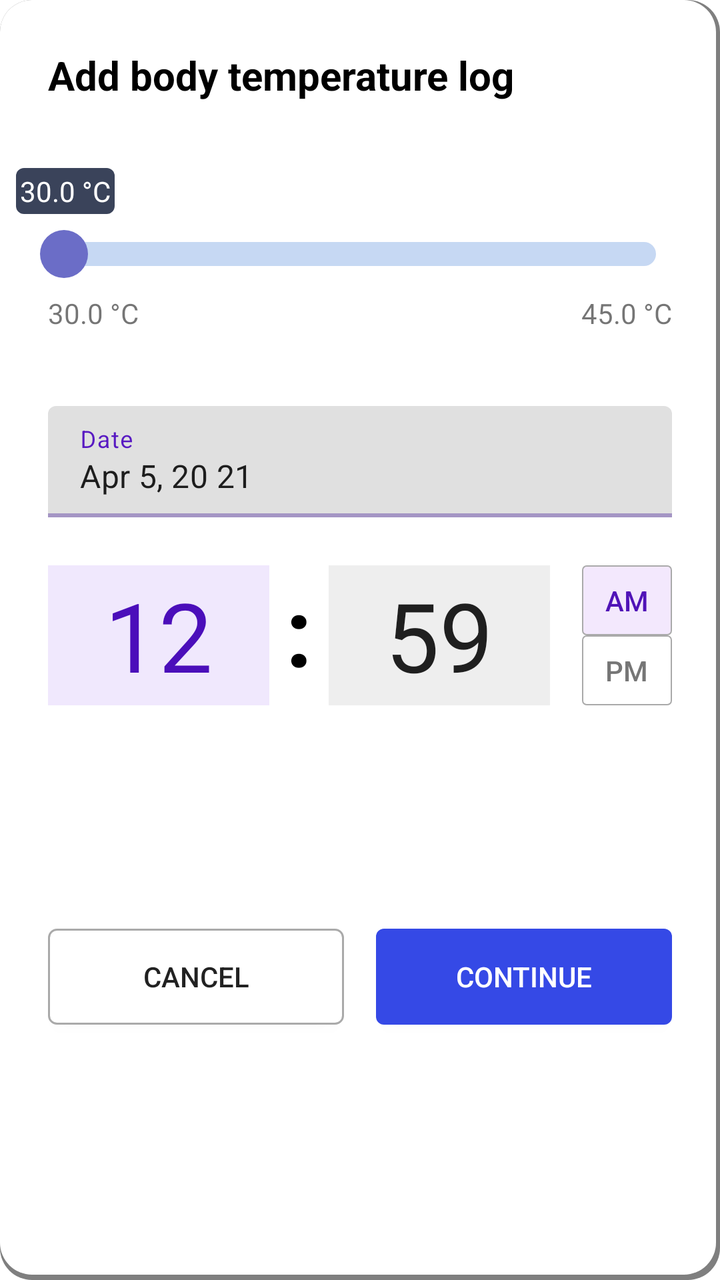
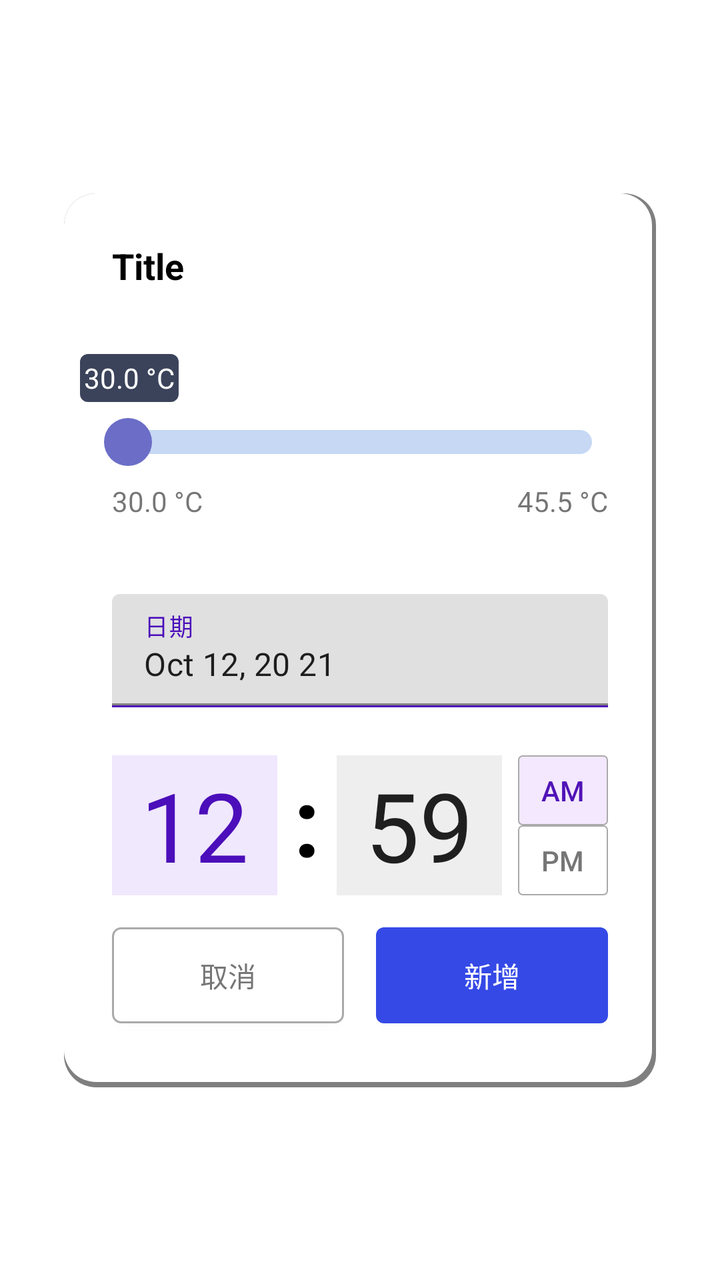

Before-and-after screenshots of an Android layout around one commit, followed by the original layout XML and the change that was made.
<!-- AndroidManifest.xml: application theme Theme.Covid_19Information2 -->
<!-- res/layout/body_log_dialog.xml -->
<?xml version="1.0" encoding="utf-8"?>
<androidx.constraintlayout.widget.ConstraintLayout xmlns:android="http://schemas.android.com/apk/res/android"
    xmlns:app="http://schemas.android.com/apk/res-auto"
    xmlns:tools="http://schemas.android.com/tools"
    android:layout_width="350dp"
    android:layout_height="wrap_content"
    android:background="@drawable/custom_textbox_view">

    <androidx.appcompat.widget.AppCompatButton
        android:id="@+id/continue_btn"
        android:layout_width="0dp"
        android:layout_height="wrap_content"
        android:layout_marginStart="8dp"
        android:layout_marginTop="16dp"
        android:layout_marginEnd="24dp"
        android:layout_marginBottom="32dp"
        android:background="@drawable/custom_comfirm_btn_view"
        android:text="Continue"
        android:textColor="@color/white"
        app:layout_constraintBottom_toBottomOf="parent"
        app:layout_constraintEnd_toEndOf="parent"
        app:layout_constraintStart_toEndOf="@+id/cancel_btn"
        app:layout_constraintTop_toBottomOf="@+id/min_tb" />

    <androidx.appcompat.widget.AppCompatButton
        android:id="@+id/pm_btn"
        android:layout_width="45dp"
        android:layout_height="35dp"
        android:layout_marginStart="16dp"
        android:layout_marginEnd="24dp"
        android:background="@drawable/custom_temperature_view"
        android:text="PM"
        android:textColor="@drawable/custom_temperature_text_color"
        app:layout_constraintEnd_toEndOf="parent"
        app:layout_constraintStart_toEndOf="@+id/min_tb"
        app:layout_constraintTop_toBottomOf="@+id/am_btn" />

    <com.google.android.material.textfield.TextInputEditText
        android:id="@+id/min_tb"
        android:layout_width="0dp"
        android:layout_height="70dp"
        android:layout_marginStart="8dp"
        android:layout_marginTop="24dp"
        android:background="#EEEEEE"
        android:ems="10"
        android:gravity="center"
        android:inputType="numberDecimal"
        android:text="59"
        android:textSize="48dp"
        app:layout_constraintEnd_toStartOf="@+id/pm_btn"
        app:layout_constraintStart_toEndOf="@+id/textView13"
        app:layout_constraintTop_toBottomOf="@+id/view3" />

    <TextView
        android:id="@+id/textView8"
        android:layout_width="wrap_content"
        android:layout_height="wrap_content"
        android:layout_marginStart="24dp"
        android:layout_marginTop="24dp"
        android:text="Add body temperature log"
        android:textColor="@color/black"
        android:textSize="20sp"
        android:textStyle="bold"
        app:layout_constraintStart_toStartOf="parent"
        app:layout_constraintTop_toTopOf="parent" />

    <androidx.appcompat.widget.AppCompatSeekBar
        android:id="@+id/temperature_sb"
        android:layout_width="0dp"
        android:layout_height="wrap_content"
        android:layout_marginStart="16dp"
        android:layout_marginTop="64dp"
        android:layout_marginEnd="16dp"
        android:max="450"
        android:maxHeight="12dp"
        android:min="300"
        android:progressDrawable="@drawable/custom_seekbar_style"
        android:splitTrack="false"
        android:thumb="@drawable/custom_seek_bar_thumb"
        app:layout_constraintEnd_toEndOf="parent"
        app:layout_constraintHorizontal_bias="0.5"
        app:layout_constraintStart_toStartOf="parent"
        app:layout_constraintTop_toBottomOf="@+id/textView8" />

    <TextView
        android:id="@+id/temperature_tv"
        android:layout_width="wrap_content"
        android:layout_height="wrap_content"
        android:layout_marginStart="8dp"
        android:layout_marginBottom="8dp"
        android:background="@drawable/custom_temperature_tv_view"
        android:padding="2dp"
        android:text="30.0 °C"
        android:textColor="@color/white"
        app:layout_constraintBottom_toTopOf="@+id/temperature_sb"
        app:layout_constraintStart_toStartOf="parent" />

    <TextView
        android:id="@+id/textView11"
        android:layout_width="wrap_content"
        android:layout_height="wrap_content"
        android:layout_marginStart="24dp"
        android:layout_marginTop="8dp"
        android:text="30.0 °C"
        app:layout_constraintStart_toStartOf="parent"
        app:layout_constraintTop_toBottomOf="@+id/temperature_sb" />

    <TextView
        android:id="@+id/textView12"
        android:layout_width="wrap_content"
        android:layout_height="wrap_content"
        android:layout_marginTop="8dp"
        android:layout_marginEnd="24dp"
        android:text="45.0 °C"
        app:layout_constraintEnd_toEndOf="parent"
        app:layout_constraintTop_toBottomOf="@+id/temperature_sb" />

    <com.google.android.material.textfield.TextInputLayout
        android:id="@+id/textInputLayout"
        android:layout_width="0dp"
        android:layout_height="wrap_content"
        android:layout_marginStart="24dp"
        android:layout_marginTop="64dp"
        android:layout_marginEnd="24dp"
        android:hint="Date"
        android:textColorHint="#5819C2"
        app:layout_constraintEnd_toEndOf="parent"
        app:layout_constraintHorizontal_bias="0.5"
        app:layout_constraintStart_toStartOf="parent"
        app:layout_constraintTop_toBottomOf="@+id/temperature_sb">

        <EditText
            android:id="@+id/date_tb"
            android:layout_width="match_parent"
            android:layout_height="wrap_content"
            android:focusable="false"
            android:text="Apr 5, 20 21" />

    </com.google.android.material.textfield.TextInputLayout>

    <View
        android:id="@+id/view3"
        android:layout_width="0dp"
        android:layout_height="2dp"
        android:background="#A495C4"
        app:layout_constraintBottom_toBottomOf="@+id/textInputLayout"
        app:layout_constraintEnd_toEndOf="@+id/textInputLayout"
        app:layout_constraintStart_toStartOf="@+id/textInputLayout" />

    <com.google.android.material.textfield.TextInputEditText
        android:id="@+id/hour_tb"
        android:layout_width="0dp"
        android:layout_height="70dp"
        android:layout_marginStart="24dp"
        android:layout_marginTop="24dp"
        android:layout_marginEnd="8dp"
        android:background="#F0E8FD"
        android:ems="10"
        android:gravity="center"
        android:inputType="number"
        android:text="12"
        android:textColor="#4B0EBA"
        android:textSize="48dp"
        app:layout_constraintEnd_toStartOf="@+id/textView13"
        app:layout_constraintStart_toStartOf="parent"
        app:layout_constraintTop_toBottomOf="@+id/view3" />

    <TextView
        android:id="@+id/textView13"
        android:layout_width="wrap_content"
        android:layout_height="70dp"
        android:layout_marginTop="24dp"
        android:text=":"
        android:textColor="@color/black"
        android:textSize="48dp"
        android:textStyle="bold"
        app:layout_constraintEnd_toStartOf="@+id/min_tb"
        app:layout_constraintStart_toEndOf="@+id/hour_tb"
        app:layout_constraintTop_toBottomOf="@+id/view3" />

    <androidx.appcompat.widget.AppCompatButton
        android:id="@+id/am_btn"
        android:layout_width="45dp"
        android:layout_height="35dp"
        android:layout_marginStart="16dp"
        android:layout_marginEnd="24dp"
        android:background="@drawable/custom_temperature_view"
        android:enabled="false"
        android:text="AM"
        android:textColor="@drawable/custom_temperature_text_color"
        app:layout_constraintEnd_toEndOf="parent"
        app:layout_constraintStart_toEndOf="@+id/min_tb"
        app:layout_constraintTop_toTopOf="@+id/min_tb" />

    <androidx.appcompat.widget.AppCompatButton
        android:id="@+id/cancel_btn"
        android:layout_width="0dp"
        android:layout_height="wrap_content"
        android:layout_marginStart="24dp"
        android:layout_marginTop="16dp"
        android:layout_marginEnd="8dp"
        android:layout_marginBottom="32dp"
        android:background="@drawable/custom_cancel_btn_view"
        android:text="Cancel"
        app:layout_constraintBottom_toBottomOf="parent"
        app:layout_constraintEnd_toStartOf="@+id/continue_btn"
        app:layout_constraintStart_toStartOf="parent"
        app:layout_constraintTop_toBottomOf="@+id/hour_tb" />


</androidx.constraintlayout.widget.ConstraintLayout>
<!-- resources referenced by this layout -->
<resources>
  <color name="black">#FF000000</color>
  <color name="white">#FFFFFFFF</color>
  <!-- drawable custom_comfirm_btn_view (drawable) -->
  <?xml version="1.0" encoding="utf-8"?>
  <selector xmlns:android="http://schemas.android.com/apk/res/android">
      <item android:state_pressed="false">
          <shape android:shape="rectangle">
              <corners android:radius="4dp"/>
              <solid android:color="#3549E6"/>
          </shape>
      </item>
      <item android:state_pressed="true">
          <shape android:shape="rectangle">
              <corners android:radius="4dp"/>
              <solid android:color="#2433A3"/>
          </shape>
      </item>
  </selector>
  <!-- drawable custom_seek_bar_thumb (drawable) -->
  <?xml version="1.0" encoding="utf-8"?>
  <layer-list xmlns:android="http://schemas.android.com/apk/res/android">
      <item>
          <shape android:shape="oval">
              <size android:width="24dp"
                  android:height="24dp"/>
              <solid android:color="#6B6DC7"/>
          </shape>
      </item>
  </layer-list>
  <!-- drawable custom_seekbar_style (drawable) -->
  <?xml version="1.0" encoding="utf-8"?>
  <selector xmlns:android="http://schemas.android.com/apk/res/android">
      <item>
          <layer-list>
              <item android:id="@android:id/background"
                  android:drawable="@drawable/custom_seekbar_track"/>
              <item android:id="@android:id/progress">
                  <clip android:drawable="@drawable/custom_seekbar_progress"/>
              </item>
          </layer-list>
      </item>
  </selector>
  <!-- drawable custom_temperature_text_color (drawable) -->
  <?xml version="1.0" encoding="utf-8"?>
  <selector xmlns:android="http://schemas.android.com/apk/res/android">
      <item android:state_enabled="false" android:color="#5013B7"/>
      <item android:state_enabled="true" android:color="#767676"/>
  </selector>
  <!-- drawable custom_temperature_tv_view (drawable) -->
  <?xml version="1.0" encoding="utf-8"?>
  <selector xmlns:android="http://schemas.android.com/apk/res/android">
      <item>
          <shape android:shape="rectangle">
              <corners android:radius="4dp"/>
              <solid android:color="#3A435A"/>
          </shape>
      </item>
  </selector>
  <style name="Theme.Covid_19Information2" parent="Theme.MaterialComponents.Light.NoActionBar">
          
          <item name="colorPrimary">@color/purple_500</item>
          <item name="colorPrimaryVariant">#232D3A</item>
          <item name="colorOnPrimary">@color/white</item>
          
          <item name="colorSecondary">@color/teal_200</item>
          <item name="colorSecondaryVariant">@color/teal_700</item>
          <item name="colorOnSecondary">@color/black</item>
          
          <item name="android:statusBarColor" tools:targetApi="l">?attr/colorPrimaryVariant</item>
          
      </style>
  <!-- drawable custom_seekbar_track (drawable) -->
  <?xml version="1.0" encoding="utf-8"?>
  <selector xmlns:android="http://schemas.android.com/apk/res/android">
      <item>
          <shape>
              <corners android:radius="12dp"/>
              <solid android:color="#C6D8F3"/>
          </shape>
      </item>
  </selector>
  <!-- drawable custom_seekbar_progress (drawable) -->
  <?xml version="1.0" encoding="utf-8"?>
  <layer-list xmlns:android="http://schemas.android.com/apk/res/android">
      <item>
          <clip>
              <shape android:shape="rectangle">
                  <size android:height="6dp"/>
                  <corners android:radius="12dp"/>
                  <solid android:color="#6B6DC7"/>
              </shape>
          </clip>
      </item>
  </layer-list>
  <color name="purple_500">#FF6200EE</color>
  <color name="teal_200">#FF03DAC5</color>
  <color name="teal_700">#FF018786</color>
  <!-- unchanged entries left out for length: 3 -->
</resources>

<!-- the commit's change to res/layout/body_log_dialog.xml (unified diff, before → after) -->
@@ -2,210 +2,223 @@
 <androidx.constraintlayout.widget.ConstraintLayout xmlns:android="http://schemas.android.com/apk/res/android"
     xmlns:app="http://schemas.android.com/apk/res-auto"
     xmlns:tools="http://schemas.android.com/tools"
-    android:layout_width="350dp"
-    android:layout_height="wrap_content"
-    android:background="@drawable/custom_textbox_view">
-
-    <androidx.appcompat.widget.AppCompatButton
-        android:id="@+id/continue_btn"
+    android:layout_width="match_parent"
+    android:layout_height="match_parent"
+    android:padding="32dp">
+
+    <androidx.constraintlayout.widget.ConstraintLayout
         android:layout_width="0dp"
         android:layout_height="wrap_content"
-        android:layout_marginStart="8dp"
-        android:layout_marginTop="16dp"
-        android:layout_marginEnd="24dp"
-        android:layout_marginBottom="32dp"
-        android:background="@drawable/custom_comfirm_btn_view"
-        android:text="Continue"
-        android:textColor="@color/white"
+        android:background="@drawable/custom_textbox_view"
         app:layout_constraintBottom_toBottomOf="parent"
-        app:layout_constraintEnd_toEndOf="parent"
-        app:layout_constraintStart_toEndOf="@+id/cancel_btn"
-        app:layout_constraintTop_toBottomOf="@+id/min_tb" />
-
-    <androidx.appcompat.widget.AppCompatButton
-        android:id="@+id/pm_btn"
-        android:layout_width="45dp"
-        android:layout_height="35dp"
-        android:layout_marginStart="16dp"
-        android:layout_marginEnd="24dp"
-        android:background="@drawable/custom_temperature_view"
-        android:text="PM"
-        android:textColor="@drawable/custom_temperature_text_color"
-        app:layout_constraintEnd_toEndOf="parent"
-        app:layout_constraintStart_toEndOf="@+id/min_tb"
-        app:layout_constraintTop_toBottomOf="@+id/am_btn" />
-
-    <com.google.android.material.textfield.TextInputEditText
-        android:id="@+id/min_tb"
-        android:layout_width="0dp"
-        android:layout_height="70dp"
-        android:layout_marginStart="8dp"
-        android:layout_marginTop="24dp"
-        android:background="#EEEEEE"
-        android:ems="10"
-        android:gravity="center"
-        android:inputType="numberDecimal"
-        android:text="59"
-        android:textSize="48dp"
-        app:layout_constraintEnd_toStartOf="@+id/pm_btn"
-        app:layout_constraintStart_toEndOf="@+id/textView13"
-        app:layout_constraintTop_toBottomOf="@+id/view3" />
-
-    <TextView
-        android:id="@+id/textView8"
-        android:layout_width="wrap_content"
-        android:layout_height="wrap_content"
-        android:layout_marginStart="24dp"
-        android:layout_marginTop="24dp"
-        android:text="Add body temperature log"
-        android:textColor="@color/black"
-        android:textSize="20sp"
-        android:textStyle="bold"
-        app:layout_constraintStart_toStartOf="parent"
-        app:layout_constraintTop_toTopOf="parent" />
-
-    <androidx.appcompat.widget.AppCompatSeekBar
-        android:id="@+id/temperature_sb"
-        android:layout_width="0dp"
-        android:layout_height="wrap_content"
-        android:layout_marginStart="16dp"
-        android:layout_marginTop="64dp"
-        android:layout_marginEnd="16dp"
-        android:max="450"
-        android:maxHeight="12dp"
-        android:min="300"
-        android:progressDrawable="@drawable/custom_seekbar_style"
-        android:splitTrack="false"
-        android:thumb="@drawable/custom_seek_bar_thumb"
         app:layout_constraintEnd_toEndOf="parent"
         app:layout_constraintHorizontal_bias="0.5"
         app:layout_constraintStart_toStartOf="parent"
-        app:layout_constraintTop_toBottomOf="@+id/textView8" />
-
-    <TextView
-        android:id="@+id/temperature_tv"
-        android:layout_width="wrap_content"
-        android:layout_height="wrap_content"
-        android:layout_marginStart="8dp"
-        android:layout_marginBottom="8dp"
-        android:background="@drawable/custom_temperature_tv_view"
-        android:padding="2dp"
-        android:text="30.0 °C"
-        android:textColor="@color/white"
-        app:layout_constraintBottom_toTopOf="@+id/temperature_sb"
-        app:layout_constraintStart_toStartOf="parent" />
-
-    <TextView
-        android:id="@+id/textView11"
-        android:layout_width="wrap_content"
-        android:layout_height="wrap_content"
-        android:layout_marginStart="24dp"
-        android:layout_marginTop="8dp"
-        android:text="30.0 °C"
-        app:layout_constraintStart_toStartOf="parent"
-        app:layout_constraintTop_toBottomOf="@+id/temperature_sb" />
-
-    <TextView
-        android:id="@+id/textView12"
-        android:layout_width="wrap_content"
-        android:layout_height="wrap_content"
-        android:layout_marginTop="8dp"
-        android:layout_marginEnd="24dp"
-        android:text="45.0 °C"
-        app:layout_constraintEnd_toEndOf="parent"
-        app:layout_constraintTop_toBottomOf="@+id/temperature_sb" />
-
-    <com.google.android.material.textfield.TextInputLayout
-        android:id="@+id/textInputLayout"
-        android:layout_width="0dp"
-        android:layout_height="wrap_content"
-        android:layout_marginStart="24dp"
-        android:layout_marginTop="64dp"
-        android:layout_marginEnd="24dp"
-        android:hint="Date"
-        android:textColorHint="#5819C2"
-        app:layout_constraintEnd_toEndOf="parent"
-        app:layout_constraintHorizontal_bias="0.5"
-        app:layout_constraintStart_toStartOf="parent"
-        app:layout_constraintTop_toBottomOf="@+id/temperature_sb">
+        app:layout_constraintTop_toTopOf="parent">
 
         <EditText
-            android:id="@+id/date_tb"
+            android:id="@+id/minute_tb"
+            android:layout_width="0dp"
+            android:layout_height="70dp"
+            android:layout_marginStart="8dp"
+            android:layout_marginTop="24dp"
+            android:layout_marginEnd="8dp"
+            android:background="#EEEEEE"
+            android:ems="10"
+            android:gravity="center"
+            android:inputType="numberDecimal"
+            android:text="59"
+            android:textSize="48dp"
+            app:layout_constraintEnd_toStartOf="@+id/am_btn"
+            app:layout_constraintStart_toEndOf="@+id/textView5"
+            app:layout_constraintTop_toBottomOf="@+id/view" />
+
+        <TextView
+            android:id="@+id/title_tv"
+            android:layout_width="wrap_content"
+            android:layout_height="wrap_content"
+            android:layout_marginStart="24dp"
+            android:layout_marginTop="24dp"
+            android:text="Title"
+            android:textColor="@color/black"
+            android:textSize="18sp"
+            android:textStyle="bold"
+            app:layout_constraintStart_toStartOf="parent"
+            app:layout_constraintTop_toTopOf="parent" />
+
+        <SeekBar
+            android:id="@+id/temperature_sb"
+            android:layout_width="0dp"
+            android:layout_height="wrap_content"
+            android:layout_marginStart="16dp"
+            android:layout_marginTop="64dp"
+            android:layout_marginEnd="16dp"
+            android:max="450"
+            android:maxHeight="12dp"
+            android:min="300"
+            android:progressDrawable="@drawable/custom_seekbar_style"
+            android:splitTrack="false"
+            android:thumb="@drawable/custom_seek_bar_thumb"
+            app:layout_constraintEnd_toEndOf="parent"
+            app:layout_constraintHorizontal_bias="0.5"
+            app:layout_constraintStart_toStartOf="parent"
+            app:layout_constraintTop_toBottomOf="@+id/title_tv" />
+
+        <TextView
+            android:id="@+id/textView2"
+            android:layout_width="wrap_content"
+            android:layout_height="wrap_content"
+            android:layout_marginStart="24dp"
+            android:layout_marginTop="8dp"
+            android:text="30.0 °C"
+            app:layout_constraintStart_toStartOf="parent"
+            app:layout_constraintTop_toBottomOf="@+id/temperature_sb" />
+
+        <TextView
+            android:id="@+id/textView3"
+            android:layout_width="wrap_content"
+            android:layout_height="wrap_content"
+            android:layout_marginTop="8dp"
+            android:layout_marginEnd="24dp"
+            android:text="45.5 °C"
+            app:layout_constraintEnd_toEndOf="parent"
+            app:layout_constraintTop_toBottomOf="@+id/temperature_sb" />
+
+        <TextView
+            android:id="@+id/thumb_tv"
+            android:layout_width="wrap_content"
+            android:layout_height="24dp"
+            android:layout_marginStart="8dp"
+            android:layout_marginBottom="8dp"
+            android:background="@drawable/custom_temperature_tv_view"
+            android:padding="2dp"
+            android:gravity="center_vertical"
+            android:text="30.0 °C"
+            android:textColor="@color/white"
+            app:layout_constraintBottom_toTopOf="@+id/temperature_sb"
+            app:layout_constraintStart_toStartOf="parent" />
+
+        <com.google.android.material.textfield.TextInputLayout
+            android:id="@+id/textInputLayout"
             android:layout_width="match_parent"
             android:layout_height="wrap_content"
+            android:layout_marginStart="24dp"
+            android:layout_marginTop="64dp"
+            android:layout_marginEnd="24dp"
+            android:hint="日期"
             android:focusable="false"
-            android:text="Apr 5, 20 21" />
-
-    </com.google.android.material.textfield.TextInputLayout>
-
-    <View
-        android:id="@+id/view3"
-        android:layout_width="0dp"
-        android:layout_height="2dp"
-        android:background="#A495C4"
-        app:layout_constraintBottom_toBottomOf="@+id/textInputLayout"
-        app:layout_constraintEnd_toEndOf="@+id/textInputLayout"
-        app:layout_constraintStart_toStartOf="@+id/textInputLayout" />
-
-    <com.google.android.material.textfield.TextInputEditText
-        android:id="@+id/hour_tb"
-        android:layout_width="0dp"
-        android:layout_height="70dp"
-        android:layout_marginStart="24dp"
-        android:layout_marginTop="24dp"
-        android:layout_marginEnd="8dp"
-        android:background="#F0E8FD"
-        android:ems="10"
-        android:gravity="center"
-        android:inputType="number"
-        android:text="12"
-        android:textColor="#4B0EBA"
-        android:textSize="48dp"
-        app:layout_constraintEnd_toStartOf="@+id/textView13"
-        app:layout_constraintStart_toStartOf="parent"
-        app:layout_constraintTop_toBottomOf="@+id/view3" />
-
-    <TextView
-        android:id="@+id/textView13"
-        android:layout_width="wrap_content"
-        android:layout_height="70dp"
-        android:layout_marginTop="24dp"
-        android:text=":"
-        android:textColor="@color/black"
-        android:textSize="48dp"
-        android:textStyle="bold"
-        app:layout_constraintEnd_toStartOf="@+id/min_tb"
-        app:layout_constraintStart_toEndOf="@+id/hour_tb"
-        app:layout_constraintTop_toBottomOf="@+id/view3" />
-
-    <androidx.appcompat.widget.AppCompatButton
-        android:id="@+id/am_btn"
-        android:layout_width="45dp"
-        android:layout_height="35dp"
-        android:layout_marginStart="16dp"
-        android:layout_marginEnd="24dp"
-        android:background="@drawable/custom_temperature_view"
-        android:enabled="false"
-        android:text="AM"
-        android:textColor="@drawable/custom_temperature_text_color"
-        app:layout_constraintEnd_toEndOf="parent"
-        app:layout_constraintStart_toEndOf="@+id/min_tb"
-        app:layout_constraintTop_toTopOf="@+id/min_tb" />
-
-    <androidx.appcompat.widget.AppCompatButton
-        android:id="@+id/cancel_btn"
-        android:layout_width="0dp"
-        android:layout_height="wrap_content"
-        android:layout_marginStart="24dp"
-        android:layout_marginTop="16dp"
-        android:layout_marginEnd="8dp"
-        android:layout_marginBottom="32dp"
-        android:background="@drawable/custom_cancel_btn_view"
-        android:text="Cancel"
-        app:layout_constraintBottom_toBottomOf="parent"
-        app:layout_constraintEnd_toStartOf="@+id/continue_btn"
-        app:layout_constraintStart_toStartOf="parent"
-        app:layout_constraintTop_toBottomOf="@+id/hour_tb" />
-
-
+            android:textColorHint="#4b0eba"
+            app:layout_constraintEnd_toEndOf="parent"
+            app:layout_constraintHorizontal_bias="0.5"
+            app:layout_constraintStart_toStartOf="parent"
+            app:layout_constraintTop_toBottomOf="@+id/temperature_sb">
+
+            <EditText
+                android:focusable="false"
+                android:id="@+id/date_tb"
+                android:layout_width="match_parent"
+                android:layout_height="wrap_content"
+                android:text="Oct 12, 20 21" />
+        </com.google.android.material.textfield.TextInputLayout>
+
+        <View
+            android:id="@+id/view"
+            android:layout_width="match_parent"
+            android:layout_height="1dp"
+            android:layout_marginStart="24dp"
+            android:layout_marginEnd="24dp"
+            android:background="#4b0eba"
+            app:layout_constraintEnd_toEndOf="parent"
+            app:layout_constraintHorizontal_bias="0.5"
+            app:layout_constraintStart_toStartOf="parent"
+            app:layout_constraintTop_toBottomOf="@+id/textInputLayout" />
+
+        <androidx.appcompat.widget.AppCompatButton
+            android:id="@+id/am_btn"
+            android:layout_width="45dp"
+            android:layout_height="35dp"
+            android:layout_marginTop="24dp"
+            android:layout_marginEnd="24dp"
+            android:background="@drawable/custom_temperature_view"
+            android:enabled="false"
+            android:text="AM"
+            android:textColor="@drawable/custom_temperature_text_color"
+            app:layout_constraintEnd_toEndOf="parent"
+            app:layout_constraintTop_toBottomOf="@+id/view" />
+
+        <androidx.appcompat.widget.AppCompatButton
+            android:id="@+id/pm_btn"
+            android:layout_width="45dp"
+            android:layout_height="35dp"
+            android:layout_marginStart="16dp"
+            android:layout_marginEnd="24dp"
+            android:background="@drawable/custom_temperature_view"
+            android:text="PM"
+            android:textColor="@drawable/custom_temperature_text_color"
+            app:layout_constraintEnd_toEndOf="parent"
+            app:layout_constraintTop_toBottomOf="@+id/am_btn" />
+
+        <EditText
+            android:id="@+id/hour_tb"
+            android:layout_width="0dp"
+            android:layout_height="70dp"
+            android:layout_marginStart="24dp"
+            android:layout_marginTop="24dp"
+            android:layout_marginEnd="8dp"
+            android:background="#F0E8FD"
+            android:ems="10"
+            android:gravity="center"
+            android:inputType="number"
+            android:text="12"
+            android:textColor="#4B0EBA"
+            android:textSize="48dp"
+            app:layout_constraintEnd_toStartOf="@+id/textView5"
+            app:layout_constraintStart_toStartOf="parent"
+            app:layout_constraintTop_toBottomOf="@+id/view" />
+
+        <TextView
+            android:id="@+id/textView5"
+            android:layout_width="wrap_content"
+            android:layout_height="70dp"
+            android:layout_marginTop="24dp"
+            android:text=":"
+            android:textColor="@color/black"
+            android:textSize="48sp"
+            android:textStyle="bold"
+            app:layout_constraintEnd_toStartOf="@+id/minute_tb"
+            app:layout_constraintStart_toEndOf="@+id/hour_tb"
+            app:layout_constraintTop_toBottomOf="@+id/view" />
+
+        <androidx.appcompat.widget.AppCompatButton
+            android:id="@+id/cancel_btn"
+            android:layout_width="0dp"
+            android:layout_height="wrap_content"
+            android:layout_marginStart="24dp"
+            android:layout_marginTop="16dp"
+            android:layout_marginEnd="8dp"
+            android:layout_marginBottom="32dp"
+            android:background="@drawable/custom_cancel_btn_view"
+            android:text="取消"
+            android:textColor="#767676"
+            app:layout_constraintBottom_toBottomOf="parent"
+            app:layout_constraintEnd_toStartOf="@+id/confirm_btn"
+            app:layout_constraintStart_toStartOf="parent"
+            app:layout_constraintTop_toBottomOf="@+id/hour_tb" />
+
+        <androidx.appcompat.widget.AppCompatButton
+            android:id="@+id/confirm_btn"
+            android:layout_width="0dp"
+            android:layout_height="wrap_content"
+            android:layout_marginStart="8dp"
+            android:layout_marginTop="16dp"
+            android:layout_marginEnd="24dp"
+            android:layout_marginBottom="32dp"
+            android:background="@drawable/custom_comfirm_btn_view"
+            android:text="新增"
+            android:textColor="@color/white"
+            app:layout_constraintBottom_toBottomOf="parent"
+            app:layout_constraintEnd_toEndOf="parent"
+            app:layout_constraintStart_toEndOf="@+id/cancel_btn"
+            app:layout_constraintTop_toBottomOf="@+id/pm_btn" />
+    </androidx.constraintlayout.widget.ConstraintLayout>
 </androidx.constraintlayout.widget.ConstraintLayout>
